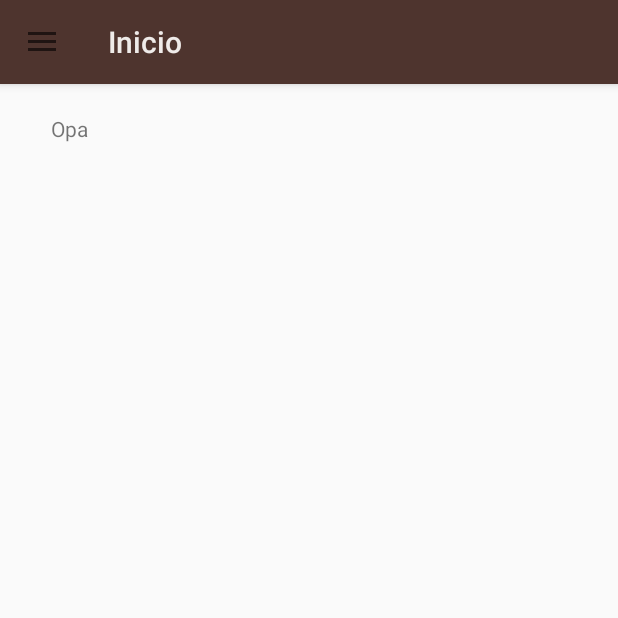
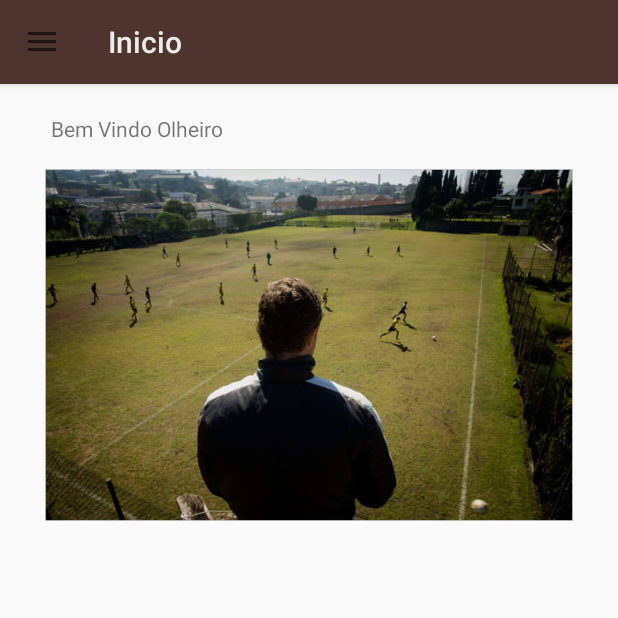
Before and after one commit to brunojamelli/GitfootOlheiro, an Android app: the screen it shows after launch once a user with an empty profile is signed in (OlheiroActivity), after a tap on "Inicio", on a phone screen of 412 x 824 dp, the top half of it. Run offline under Robolectric (Android 15) with nearby library versions, the phone set to English and light mode, and no system bars; our stand-ins replace CircleImageView, Firebase (no records; nobody signed in at launch, a user with empty details on screens opened directly); libraries missing offline, so code that uses them is left out: com.firebase.ui; pictures from the network do not load; 1 other tap on this screen came first.

Commit message:
Adicionada imagem na tela inicial

```diff
--- a/app/src/main/java/com/software/jamelli/gitfootolheiro/OlheiroActivity.java
+++ b/app/src/main/java/com/software/jamelli/gitfootolheiro/OlheiroActivity.java
@@ -36,11 +36,12 @@ public class OlheiroActivity extends AppCompatActivity {
         setContentView(R.layout.activity_olheiro);
         final Toolbar toolbar = findViewById(R.id.toolbar);
         setSupportActionBar(toolbar);
+        toolbar.setTitle("Gitfoot Olheiro");
         drawer = findViewById(R.id.drawer_layout);
         ActionBarDrawerToggle toggle = new ActionBarDrawerToggle(this, drawer, toolbar, R.string.navigation_drawer_open, R.string.navigation_drawer_close);
         drawer.addDrawerListener(toggle);
         toggle.syncState();
-        toolbar.setTitle("Gitfoot");
+
         navigationView = findViewById(R.id.nav_view);
 
         //codigo para colocar os dados do usuario no navegation drawer
--- a/app/src/main/java/com/software/jamelli/gitfootolheiro/fragment/FragmentInicio.java
+++ b/app/src/main/java/com/software/jamelli/gitfootolheiro/fragment/FragmentInicio.java
@@ -39,8 +39,6 @@ public class FragmentInicio extends Fragment{
     @Override
     public View onCreateView(LayoutInflater inflater, ViewGroup container, Bundle b) {
         View v = inflater.inflate(R.layout.fragment_inicio, container, false);
-        txInicio = v.findViewById(R.id.tv_bv);
-        txInicio.setText("Opa");
         return v;
     }
 }
--- a/app/src/main/res/layout/fragment_inicio.xml
+++ b/app/src/main/res/layout/fragment_inicio.xml
@@ -18,8 +18,13 @@
         android:layout_marginBottom="35dp"
         android:layout_weight="0.5"
         android:paddingBottom="10dp"
-        android:text="@string/bem_vindo"
+        android:text="Bem Vindo Olheiro"
         app:layout_constraintStart_toStartOf="parent"
         app:layout_constraintTop_toTopOf="parent" />
+    <ImageView
+        android:paddingTop="30dp"
+        android:layout_width="wrap_content"
+        android:layout_height="wrap_content"
+        android:src="@drawable/olheiro"/>
 
 </android.support.constraint.ConstraintLayout>
--- a/app/src/main/res/layout/spinner_item.xml
+++ b/app/src/main/res/layout/spinner_item.xml
@@ -5,4 +5,5 @@
     android:textSize="15sp"
     android:textColor="@android:color/black"
     android:textAlignment="center"
+    android:layout_gravity="center"
     />
```
Also changed, not shown: app/src/main/res/drawable/olheiro.jpg (added).
